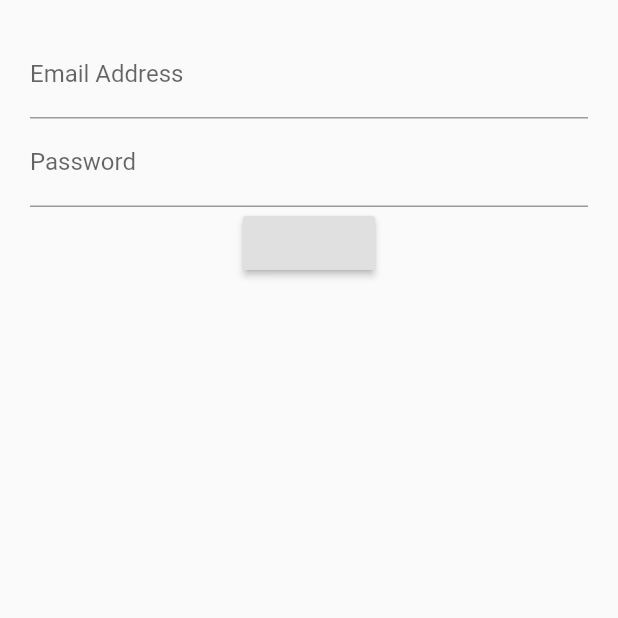
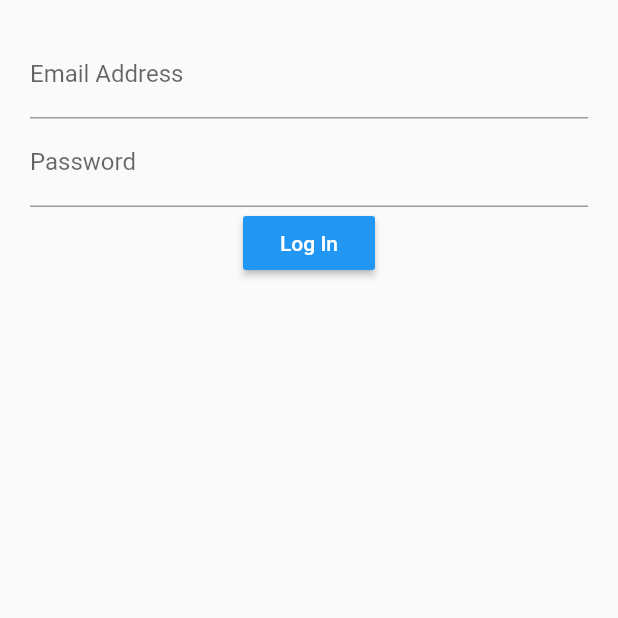
Before and after one commit to strigePC/learn-flutter-login-stateful, a Flutter app: the screen it shows after launch, on a phone screen of 412 x 824 dp, the top half of it. Run offline on Flutter 3.47's test engine with Material 2 defaults, Android fonts, the phone set to English and light mode, and no system bars.

Commit message:
add login button styling

```diff
--- a/lib/src/screens/login_screen.dart
+++ b/lib/src/screens/login_screen.dart
@@ -47,7 +47,10 @@ class LoginScreenState extends State<LoginScreen> {
 
   Widget submitButton() {
     return RaisedButton(
+      child: Text('Log In'),
+      color: Colors.blue,
       onPressed: () {},
+      textColor: Colors.white,
     );
   }
 }
```
